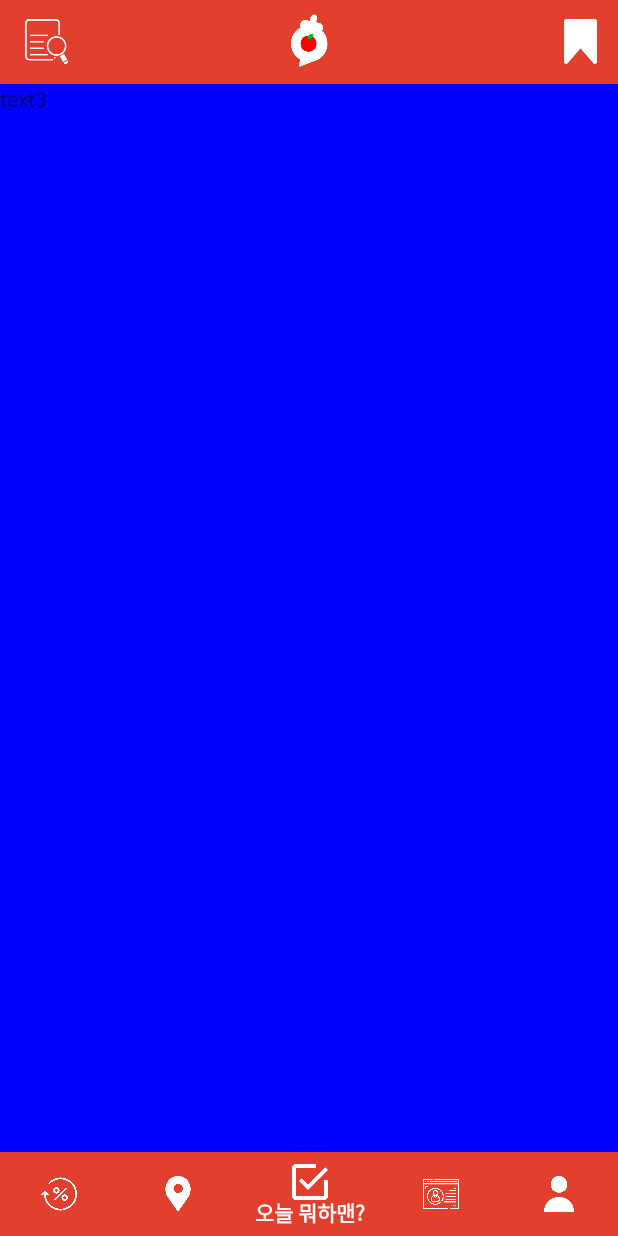
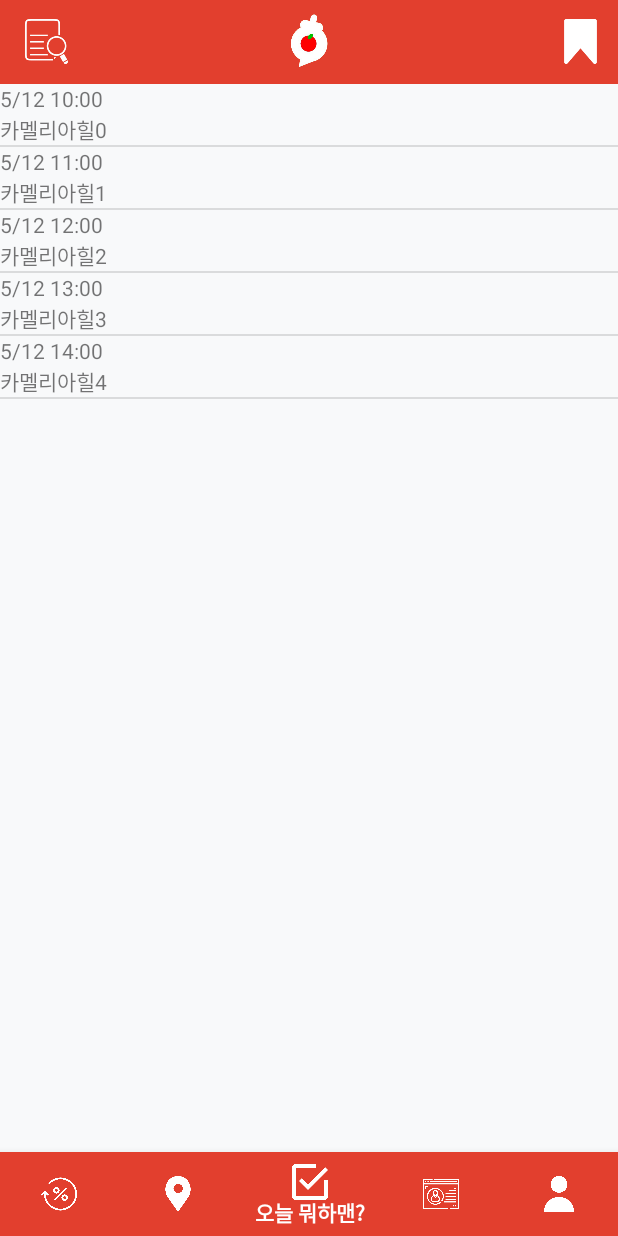
Before and after one commit to youarealone/hjw-front, an Android app: the screen it shows after launch (MainActivity), item 3 of the bottom bar chosen, on a phone screen of 412 x 824 dp. Run offline under Robolectric (Android 15) with nearby library versions, the phone set to English and light mode, and no system bars; our stand-ins replace Firebase (no records; nobody signed in at launch, a user with empty details on screens opened directly).

Commit message:
[F35] 일정 조회 화면 구현
- 스케쥴 VO, 어댑터, 아이템 생성
- 어댑터와 리스트뷰 연결

```diff
--- a/app/src/main/java/com/example/hjw_front/ScheduleFragment.java
+++ b/app/src/main/java/com/example/hjw_front/ScheduleFragment.java
@@ -7,10 +7,41 @@ import android.support.v4.app.Fragment;
 import android.view.LayoutInflater;
 import android.view.View;
 import android.view.ViewGroup;
+import android.widget.Adapter;
+import android.widget.ArrayAdapter;
+import android.widget.ListView;
+
+import com.example.hjw_front.adapters.ScheduleListAdapter;
+import com.example.hjw_front.vo.ScheduleVO;
+
+import java.time.LocalDateTime;
+import java.util.ArrayList;
+import java.util.Date;
 
 public class ScheduleFragment extends Fragment {
     @Override
     public View onCreateView(@NonNull LayoutInflater inflater, @Nullable ViewGroup container, @Nullable Bundle savedInstanceState) {
-        return inflater.inflate(R.layout.fragment_schedule, container, false);
+        View view = inflater.inflate(R.layout.fragment_schedule, container, false);
+
+        ArrayList<ScheduleVO> mockList = makeList();
+
+        ScheduleListAdapter adapter = new ScheduleListAdapter();
+        ListView listView = view.findViewById(R.id.lv_schedule);
+        listView.setAdapter(adapter);
+
+        for (ScheduleVO vo: mockList) {
+            adapter.addItem(vo);
+        }
+
+        return view;
+    }
+
+    private ArrayList<ScheduleVO> makeList() {
+        ArrayList<ScheduleVO> list = new ArrayList<ScheduleVO>();
+        for (int i = 0; i < 5; i++) {
+            ScheduleVO vo = new ScheduleVO(i, "카멜리아힐"+i, "5/12 1"+i+":00");
+            list.add(vo);
+        }
+        return list;
     }
 }
--- /dev/null
+++ b/app/src/main/java/com/example/hjw_front/adapters/ScheduleListAdapter.java
@@ -0,0 +1,63 @@
+package com.example.hjw_front.adapters;
+
+import android.content.Context;
+import android.view.LayoutInflater;
+import android.view.View;
+import android.view.ViewGroup;
+import android.widget.BaseAdapter;
+import android.widget.TextView;
+
+import com.example.hjw_front.R;
+import com.example.hjw_front.vo.ScheduleVO;
+
+import java.time.format.DateTimeFormatter;
+import java.util.ArrayList;
+
+public class ScheduleListAdapter extends BaseAdapter {
+    // Adapter에 추가된 데이터를 저장하기 위한 ArrayList
+    private ArrayList<ScheduleVO> listViewItemList = new ArrayList<ScheduleVO>() ;
+
+    // Adapter에 사용되는 데이터의 개수를 리턴. : 필수 구현
+    @Override
+    public int getCount() {
+        return listViewItemList.size() ;
+    }
+
+    // position에 위치한 데이터를 화면에 출력하는데 사용될 View를 리턴. : 필수 구현
+    @Override
+    public View getView(int position, View convertView, ViewGroup parent) {
+        final int pos = position;
+        final Context context = parent.getContext();
+
+        if (convertView == null) {
+            LayoutInflater inflater = (LayoutInflater) context.getSystemService(Context.LAYOUT_INFLATER_SERVICE);
+            convertView = inflater.inflate(R.layout.item_schedule, parent, false);
+        }
+
+        TextView tvTime = convertView.findViewById(R.id.tv_schedule_time);
+        TextView tvContent = convertView.findViewById(R.id.tv_schedule_content);
+
+        // Data Set(listViewItemList)에서 position에 위치한 데이터 참조 획득
+        ScheduleVO scheduleVO = listViewItemList.get(position);
+
+        // 아이템 내 각 위젯에 데이터 반영
+        tvTime.setText(scheduleVO.getTime());
+        tvContent.setText(scheduleVO.getContent());
+
+        return convertView;
+    }
+
+    @Override
+    public long getItemId(int position) {
+        return position ;
+    }
+
+    @Override
+    public Object getItem(int position) {
+        return listViewItemList.get(position) ;
+    }
+
+    public void addItem(ScheduleVO scheduleVO) {
+        listViewItemList.add(scheduleVO);
+    }
+}
--- /dev/null
+++ b/app/src/main/java/com/example/hjw_front/vo/ScheduleVO.java
@@ -0,0 +1,39 @@
+package com.example.hjw_front.vo;
+
+import java.time.LocalDateTime;
+
+public class ScheduleVO {
+    private Integer id;
+    private String content;
+    private String time;
+
+    public Integer getId() {
+        return id;
+    }
+
+    public void setId(Integer id) {
+        this.id = id;
+    }
+
+    public String getContent() {
+        return content;
+    }
+
+    public void setContent(String content) {
+        this.content = content;
+    }
+
+    public String getTime() {
+        return time;
+    }
+
+    public void setTime(String time) {
+        this.time = time;
+    }
+
+    public ScheduleVO(Integer id, String content, String time) {
+        this.id = id;
+        this.content = content;
+        this.time = time;
+    }
+}
--- a/app/src/main/res/layout/fragment_schedule.xml
+++ b/app/src/main/res/layout/fragment_schedule.xml
@@ -1,13 +1,12 @@
 <?xml version="1.0" encoding="utf-8"?>
 <LinearLayout xmlns:android="http://schemas.android.com/apk/res/android"
-    android:background="#0000FF"
+    android:background="@color/gray0"
     android:orientation="vertical"
     android:layout_width="match_parent"
     android:layout_height="match_parent">
 
-    <TextView
-        android:id="@+id/textView"
+    <ListView
+        android:id="@+id/lv_schedule"
         android:layout_width="match_parent"
-        android:layout_height="wrap_content"
-        android:text="text3" />
+        android:layout_height="match_parent"/>
 </LinearLayout>
--- /dev/null
+++ b/app/src/main/res/layout/item_schedule.xml
@@ -0,0 +1,17 @@
+<?xml version="1.0" encoding="utf-8"?>
+<LinearLayout xmlns:android="http://schemas.android.com/apk/res/android"
+    android:orientation="vertical" android:layout_width="match_parent"
+    android:layout_height="match_parent">
+
+    <TextView
+        android:id="@+id/tv_schedule_time"
+        android:layout_width="wrap_content"
+        android:layout_height="wrap_content"
+        android:text="05/12 11:00"/>
+
+    <TextView
+        android:id="@+id/tv_schedule_content"
+        android:layout_width="wrap_content"
+        android:layout_height="wrap_content"
+        android:text="카멜리아힐"/>
+</LinearLayout>
```
